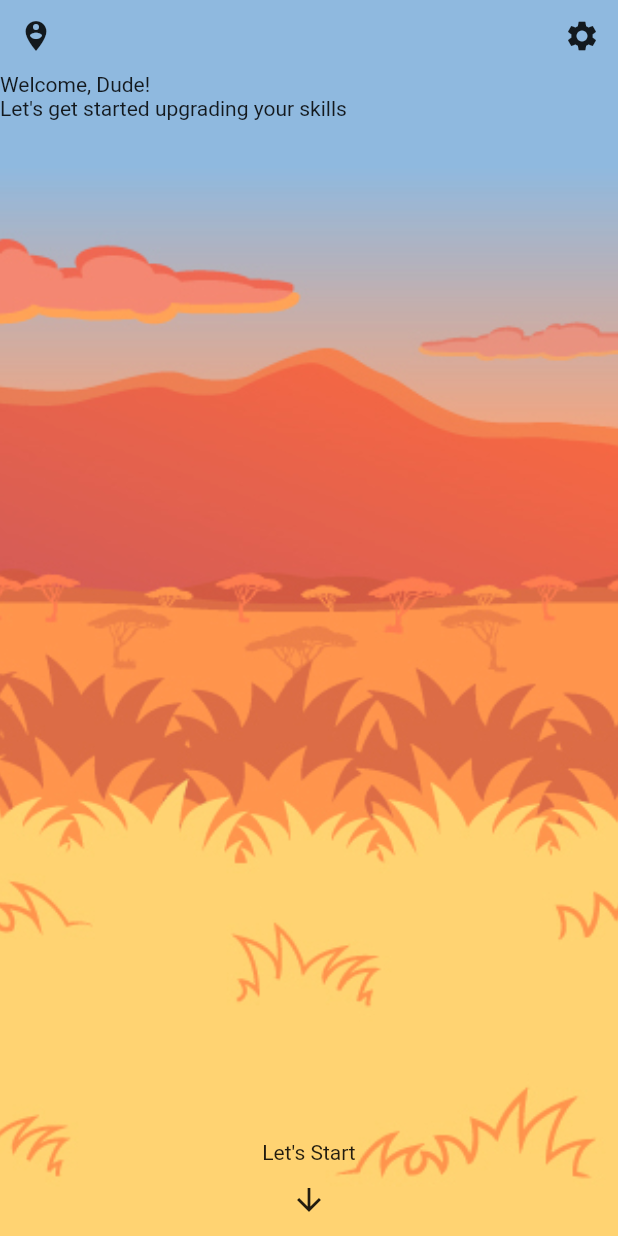
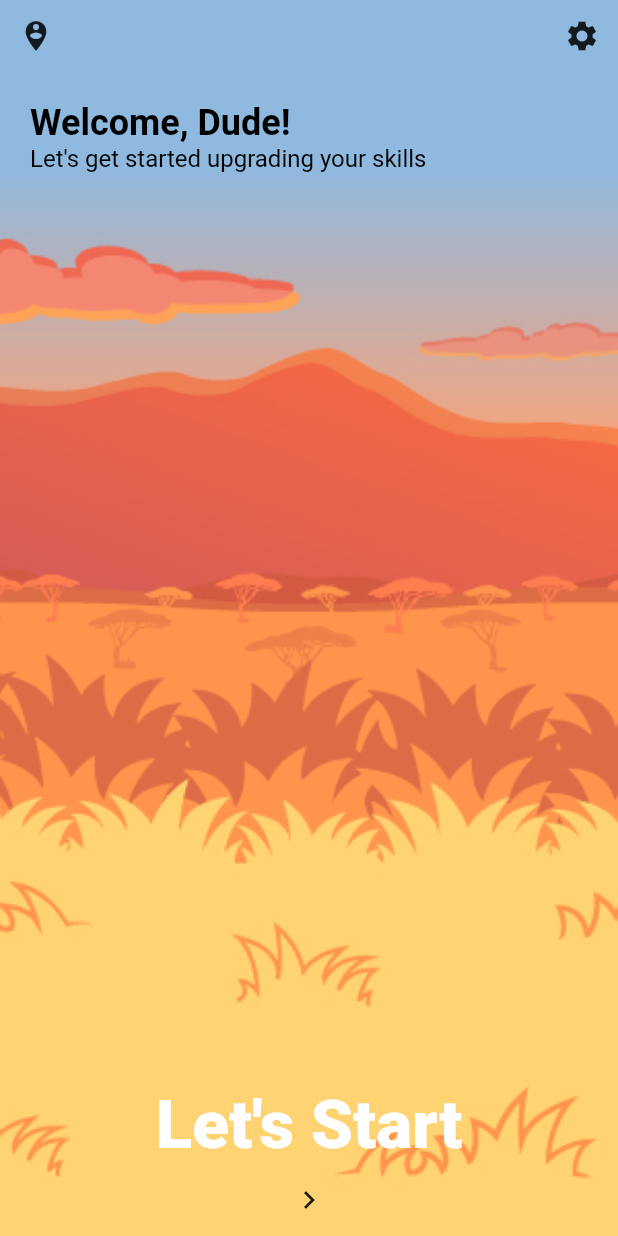
Before and after one commit to NxtGenLabs/math_geo, a Flutter app: the screen it shows once a user with an empty profile is signed in, on a phone screen of 412 x 824 dp. Run offline on Flutter 3.47's test engine with Material 2 defaults, Android fonts, the phone set to English and light mode, and no system bars; our stand-ins replace cloud_firestore, firebase_auth, firebase_core, flutter_swiper; accounts and stored records are empty; Roboto replaces fonts that are missing (Popins).

Commit message:
got to go home

```diff
--- a/lib/pages/classes/Form 3/subjects/Mathematics/topics/transformations/menus/beginner_level.dart
+++ b/lib/pages/classes/Form 3/subjects/Mathematics/topics/transformations/menus/beginner_level.dart
@@ -154,12 +154,18 @@ class BeginnerLevel extends StatelessWidget {
         child: Stack(
           fit: StackFit.passthrough,
           children: [
+            Stack(
+              alignment: AlignmentDirectional.center,
+              children: [
                 SizedBox(
                     width: MediaQuery.of(context).size.width,
                     height: MediaQuery.of(context).size.height / 2,
                     child: const Image(
                         fit: BoxFit.cover,
                         image: AssetImage("images/math-set.jpg"))),
+                const Text("The Field", style: ThemeText.levelHeader),
+              ],
+            ),
             Column(
               mainAxisAlignment: MainAxisAlignment.end,
               children: [
--- a/lib/pages/classes/Form 3/subjects/Mathematics/topics/transformations/menus/training_station_level.dart
+++ b/lib/pages/classes/Form 3/subjects/Mathematics/topics/transformations/menus/training_station_level.dart
@@ -25,12 +25,18 @@ class TrainingStationLevel extends StatelessWidget {
         child: Stack(
           fit: StackFit.passthrough,
           children: [
+            Stack(
+              alignment: AlignmentDirectional.center,
+              children: [
                 SizedBox(
                     width: MediaQuery.of(context).size.width,
                     height: MediaQuery.of(context).size.height / 2,
                     child: const Image(
                         fit: BoxFit.cover,
                         image: AssetImage("images/math-set.jpg"))),
+                const Text("Training Station", style: ThemeText.levelHeader),
+              ],
+            ),
             Column(
               mainAxisAlignment: MainAxisAlignment.end,
               children: [
--- a/lib/pages/classes/Form 3/subjects/Mathematics/topics/transformations/transformations.dart
+++ b/lib/pages/classes/Form 3/subjects/Mathematics/topics/transformations/transformations.dart
@@ -29,12 +29,18 @@ class Transformations extends StatelessWidget {
         child: Stack(
           fit: StackFit.passthrough,
           children: [
+            Stack(
+              alignment: AlignmentDirectional.center,
+              children: [
                 SizedBox(
                     width: MediaQuery.of(context).size.width,
                     height: MediaQuery.of(context).size.height / 2,
                     child: const Image(
                         fit: BoxFit.cover,
                         image: AssetImage("images/math-set.jpg"))),
+                const Text("Transformations", style: ThemeText.levelHeader),
+              ],
+            ),
             Column(
               mainAxisAlignment: MainAxisAlignment.end,
               children: [
--- a/lib/pages/classes/classes.dart
+++ b/lib/pages/classes/classes.dart
@@ -1,5 +1,6 @@
 import 'package:flutter/material.dart';
 import 'package:flutter_staggered_grid_view/flutter_staggered_grid_view.dart';
+import 'package:math_geometry/themes/textStyles.dart';
 import 'package:math_geometry/widgets/inactiveTile.dart';
 import 'package:math_geometry/widgets/tile.dart';
 
@@ -40,8 +41,9 @@ class Classes extends StatelessWidget {
                       child: Column(
                         crossAxisAlignment: CrossAxisAlignment.start,
                         children: const [
-                          Text("Welcome, Dude!"),
-                          Text("Let's get started upgrading your skills")
+                          Text("Welcome, Dude!", style: ThemeText.header2),
+                          Text("Let's get started upgrading your skills",
+                              style: ThemeText.normal)
                         ],
                       ),
                     ),
--- a/lib/pages/landing.dart
+++ b/lib/pages/landing.dart
@@ -1,6 +1,8 @@
 import 'package:flutter/material.dart';
 import 'package:math_geometry/services/auth.dart';
 import 'package:math_geometry/widgets/option.dart';
+
+import '../themes/textStyles.dart';
 
 class LandingPage extends StatelessWidget {
   final AuthService _auth = AuthService();
@@ -33,12 +35,16 @@ class LandingPage extends StatelessWidget {
                             onPressed: () {}, icon: const Icon(Icons.settings)),
                       ],
                     ),
-                    Column(
-                      crossAxisAlignment: CrossAxisAlignment.start,
-                      children: const [
-                        Text("Welcome, Dude!"),
-                        Text("Let's get started upgrading your skills")
-                      ],
+                    Padding(
+                      padding: const EdgeInsets.all(20.0),
+                      child: Column(
+                        crossAxisAlignment: CrossAxisAlignment.start,
+                        children: const [
+                          Text("Welcome, Dude!", style: ThemeText.header2),
+                          Text("Let's get started upgrading your skills",
+                              style: ThemeText.normal)
+                        ],
+                      ),
                     ),
                   ],
                 ),
@@ -46,14 +52,14 @@ class LandingPage extends StatelessWidget {
                   mainAxisAlignment: MainAxisAlignment.end,
                   crossAxisAlignment: CrossAxisAlignment.center,
                   children: [
-                    const Text("Let's Start"),
+                    const Text("Let's Start", style: ThemeText.level),
                     Center(
                       child: IconButton(
                           onPressed: () {
                             Navigator.pushNamed(
                                 context, './pages/classes/classes');
                           },
-                          icon: const Icon(Icons.arrow_downward)),
+                          icon: const Icon(Icons.chevron_right)),
                     )
                   ],
                 ),
--- a/lib/themes/textStyles.dart
+++ b/lib/themes/textStyles.dart
@@ -6,6 +6,11 @@ abstract class ThemeText {
       color: Colors.black,
       fontSize: 24,
       fontWeight: FontWeight.w600);
+  static const TextStyle normal = TextStyle(
+      fontFamily: 'Popins',
+      color: Colors.black,
+      fontSize: 16,
+      fontWeight: FontWeight.normal);
   static const TextStyle chapter = TextStyle(
       fontFamily: 'Popins',
       color: Colors.black,
@@ -21,4 +26,9 @@ abstract class ThemeText {
       color: Colors.white,
       fontSize: 45,
       fontWeight: FontWeight.w800);
+  static const TextStyle levelHeader = TextStyle(
+      fontFamily: 'Popins',
+      color: Colors.white,
+      fontSize: 30,
+      fontWeight: FontWeight.w800);
 }
--- a/lib/widgets/inactiveTile.dart
+++ b/lib/widgets/inactiveTile.dart
@@ -1,4 +1,5 @@
 import 'package:flutter/material.dart';
+import 'package:math_geometry/themes/textStyles.dart';
 
 class InactiveTile extends StatelessWidget {
   final String subject;
@@ -23,7 +24,7 @@ class InactiveTile extends StatelessWidget {
                 decoration: BoxDecoration(
                     color: const Color.fromARGB(255, 204, 204, 204),
                     borderRadius: BorderRadius.circular(20)),
-                child: Text(subject)),
+                child: Text(subject, style: ThemeText.world)),
           )
         ],
       ),
--- a/lib/widgets/tile.dart
+++ b/lib/widgets/tile.dart
@@ -1,4 +1,5 @@
 import 'package:flutter/material.dart';
+import 'package:math_geometry/themes/textStyles.dart';
 
 class Tile extends StatelessWidget {
   final String subject;
@@ -25,7 +26,7 @@ class Tile extends StatelessWidget {
                   decoration: BoxDecoration(
                       color: const Color.fromARGB(255, 116, 204, 222),
                       borderRadius: BorderRadius.circular(20)),
-                  child: Text(subject)),
+                  child: Text(subject, style: ThemeText.world)),
             )
           ],
         ),
```
Also changed, not shown: lib/pages/classes/Form 3/subjects/Mathematics/topics/main.dart (+15 -5 lines), lib/pages/classes/Form 3/subjects/Mathematics/topics/transformations/menus/intermediate_level.dart (+6 -1 lines). Lines whose indentation alone changed are shown as unchanged.
